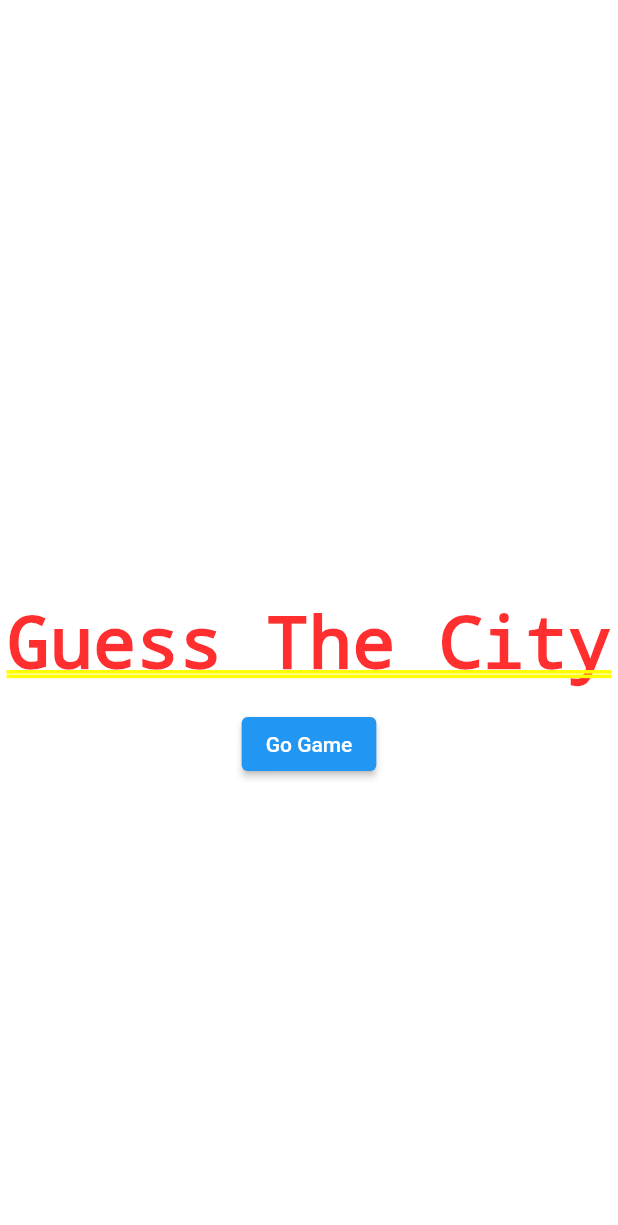
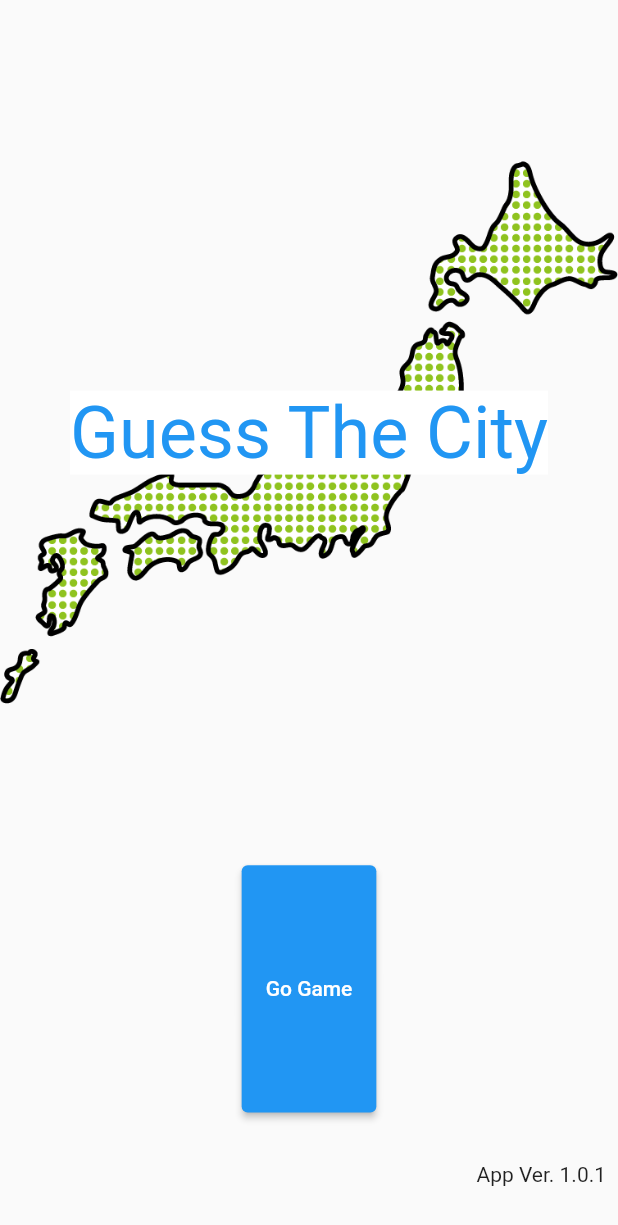
Before and after one commit to rtomooka/guess_the_city, a Flutter app: the screen it shows after launch, on a phone screen of 412 x 824 dp. Shown: the top 1225 px of the screen. Run offline on Flutter 3.47's test engine with Material 2 defaults, Android fonts, the phone set to English and light mode, and no system bars; drawn by our look-alikes of flutter_animate; our stand-ins replace flutter_riverpod, freezed_annotation, go_router, package_info_plus, path_drawing; project files that could hold a hidden picture were left out.

Commit message:
Home画面を改造

```diff
--- a/lib/gen/assets.gen.dart
+++ b/lib/gen/assets.gen.dart
@@ -8,6 +8,17 @@
 // ignore_for_file: directives_ordering,unnecessary_import,implicit_dynamic_list_literal,deprecated_member_use
 
 import 'package:flutter/widgets.dart';
+
+class $AssetsImageGen {
+  const $AssetsImageGen();
+
+  /// File path: assets/image/japan_color.png
+  AssetGenImage get japanColor =>
+      const AssetGenImage('assets/image/japan_color.png');
+
+  /// List of all assets
+  List<AssetGenImage> get values => [japanColor];
+}
 
 class $AssetsMapsGen {
   const $AssetsMapsGen();
@@ -28,6 +39,7 @@ class $AssetsMapsGen {
 class Assets {
   Assets._();
 
+  static const $AssetsImageGen image = $AssetsImageGen();
   static const $AssetsMapsGen maps = $AssetsMapsGen();
 }
 
--- a/lib/view/home_screen.dart
+++ b/lib/view/home_screen.dart
@@ -1,6 +1,6 @@
 import 'package:flutter/material.dart';
-import 'package:flutter_animate/flutter_animate.dart';
 import 'package:go_router/go_router.dart';
+import 'package:guess_the_city/gen/assets.gen.dart';
 import 'package:package_info_plus/package_info_plus.dart';
 
 class HomeScreen extends StatelessWidget {
@@ -14,27 +14,43 @@ class HomeScreen extends StatelessWidget {
 
   @override
   Widget build(BuildContext context) {
-    return Center(
+    return Scaffold(
+      body: Center(
         child: Column(
-        mainAxisAlignment: MainAxisAlignment.center,
           children: [
-          Padding(padding: EdgeInsets.only(bottom: 400)),
-          const Text('Guess The City')
-              .animate(
-                onPlay: (controller) => controller.repeat(
-                    period: const Duration(milliseconds: 3000)),
-              )
-              .then(duration: const Duration(milliseconds: 200))
-              .shake(),
-          const Padding(padding: EdgeInsets.symmetric(vertical: 8.0)),
-          ElevatedButton(
+            Expanded(
+              flex: 7,
+              child: Stack(
+                alignment: Alignment.center,
+                children: [
+                  Assets.image.japanColor.image(),
+                  FittedBox(
+                    child: Container(
+                      color: Colors.white,
+                      child: Text(
+                        'Guess The City',
+                        style: TextStyle(
+                          fontSize: 48,
+                          color: Colors.blue,
+                        ),
+                      ),
+                    ),
+                  ),
+                ],
+              ),
+            ),
+            Expanded(
+              flex: 2,
+              child: ElevatedButton(
                 onPressed: () {
                   GoRouter.of(context).go('/game');
                 },
                 child: const Text('Go Game'),
               ),
-          const Padding(padding: EdgeInsets.only(bottom: 400)),
-          FutureBuilder(
+            ),
+            Expanded(
+              flex: 1,
+              child: FutureBuilder(
                 future: getVersionInfo(),
                 builder: (BuildContext context, AsyncSnapshot snapshot) {
                   return Row(
@@ -44,8 +60,10 @@ class HomeScreen extends StatelessWidget {
                         padding: const EdgeInsets.all(8.0),
                         child: Text(
                           snapshot.hasData ? snapshot.data : '',
-                      style:
-                          Theme.of(context).textTheme.headlineSmall?.copyWith(
+                          style: Theme.of(context)
+                              .textTheme
+                              .headlineSmall
+                              ?.copyWith(
                                 fontSize: 14.0,
                               ),
                           textAlign: TextAlign.right,
@@ -55,7 +73,9 @@ class HomeScreen extends StatelessWidget {
                   );
                 },
               ),
+            ),
           ],
+        ),
       ),
     );
   }
--- a/pubspec.yaml
+++ b/pubspec.yaml
@@ -75,6 +75,7 @@ flutter:
    - assets/maps/shizuoka19.svg
    - assets/maps/sample.drawio.svg
    - assets/maps/Japan_template_large.svg
+   - assets/image/japan_color.png
 
   # An image asset can refer to one or more resolution-specific "variants", see
   # https://flutter.dev/assets-and-images/#resolution-aware
```
Also changed, not shown: assets/image/japan_color.png (added). Lines whose indentation alone changed are shown as unchanged.
